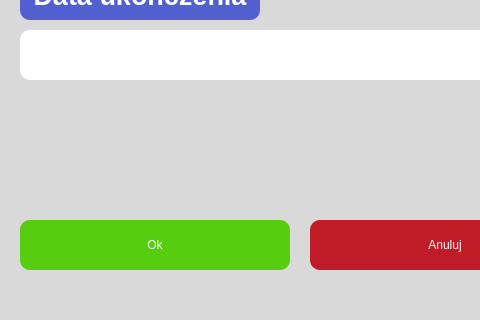
Qt form pygtk/ui_files/add_task_view.ui (ola567/gui_app) before a commit; both pictures show x 0 to 480 and y 480 to 800 of the 600 by 800 pixel window.
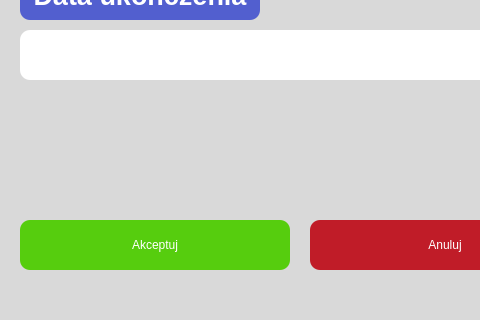
The same form after that commit.

```diff
--- a/pygtk/ui_files/add_task_view.ui
+++ b/pygtk/ui_files/add_task_view.ui
@@ -61,7 +61,7 @@
 border-radius: 10px;</string>
    </property>
    <property name="text">
-    <string>Ok</string>
+    <string>Akceptuj</string>
    </property>
   </widget>
   <widget class="QLabel" name="finish_date_label">
```
